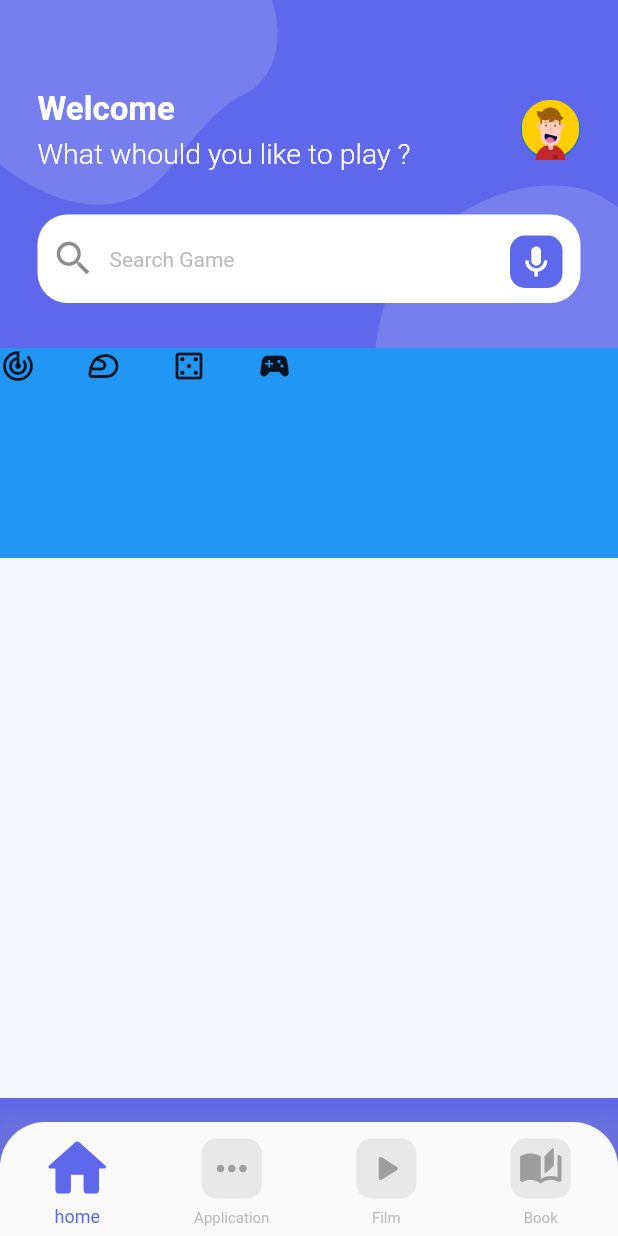
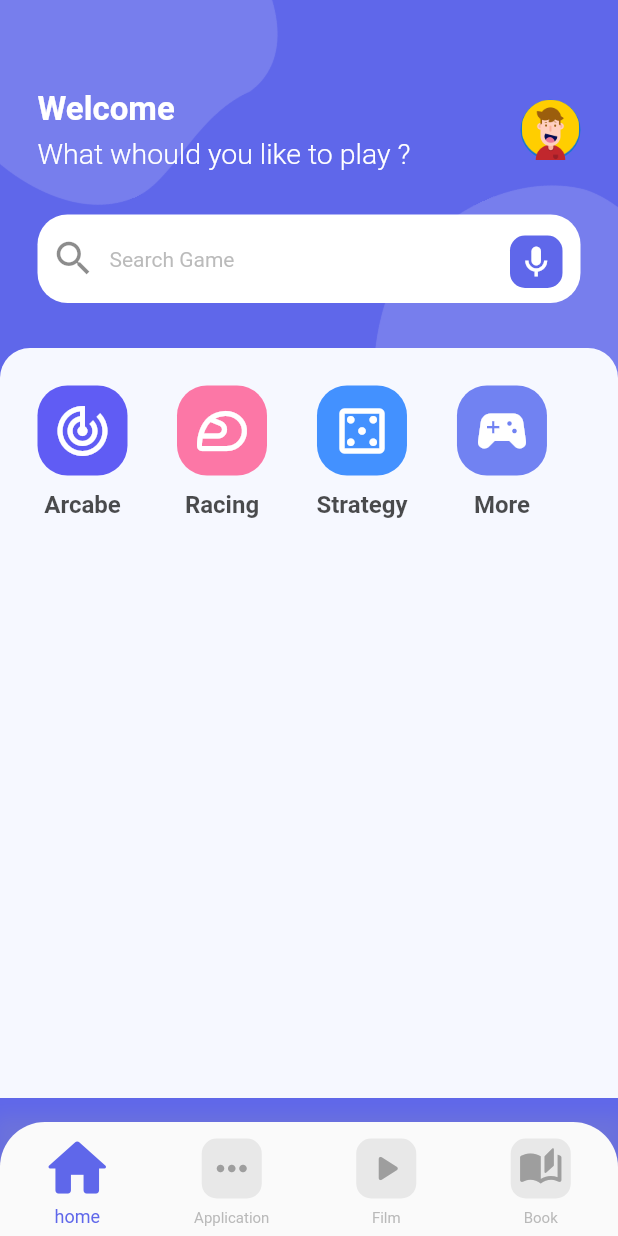
Before and after one commit to GhosTHaise/flutter-firstapp, a Flutter app: the screen it shows after launch, on a phone screen of 412 x 824 dp. Run offline on Flutter 3.47's test engine with Material 2 defaults, Android fonts, the phone set to English and light mode, and no system bars.

Commit message:
Create box container

```diff
--- a/lib/pages/home/widgets/category.dart
+++ b/lib/pages/home/widgets/category.dart
@@ -39,15 +39,37 @@ class CategorySection extends StatelessWidget {
         children: [
           Container(
             height: 140,
-            color: Colors.blue,
+            //color: Colors.blue,
             child: ListView.separated(
+              padding: const EdgeInsets.symmetric(horizontal: 25),
               scrollDirection: Axis.horizontal,
                 itemBuilder: (context,index)=>Column(
                   children: [
-                    Icon(categories[index]['icon'] as IconData)
+                    const SizedBox(height: 25),
+                    Container(
+                      padding: const EdgeInsets.all(10),
+                      decoration: BoxDecoration(
+                        borderRadius: BorderRadius.circular(20),
+                        color: categories[index]['color'] as Color
+                      ),
+                      child: Icon(
+                          categories[index]['icon'] as IconData,
+                          color: Colors.white,
+                          size: 40,
+                      ),
+                    ),
+                    const SizedBox(height: 10),
+                    Text(
+                      categories[index]['title'] as String,
+                      style: TextStyle(
+                        color: Colors.black.withOpacity(0.7),
+                        fontWeight: FontWeight.bold,
+                        fontSize: 16
+                      ),
+                    )
                   ],
                 ),
-                separatorBuilder: (context,index) => SizedBox(width: 33) ,
+                separatorBuilder: (context,index) => const SizedBox(width: 33) ,
                 itemCount: categories.length
                 ),
           )
```
